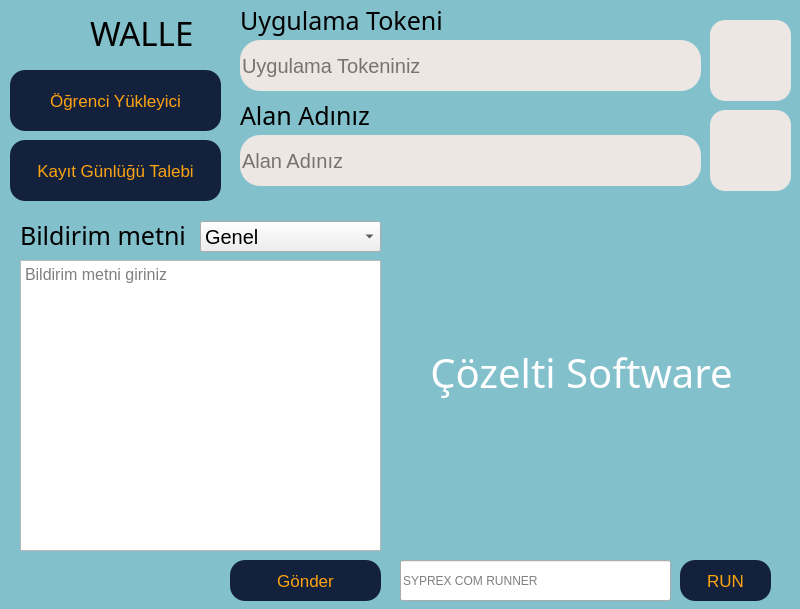
This is output/app/app.ui in Muhammedska/kys as Qt 5 draws it before an edit. The edited form follows.
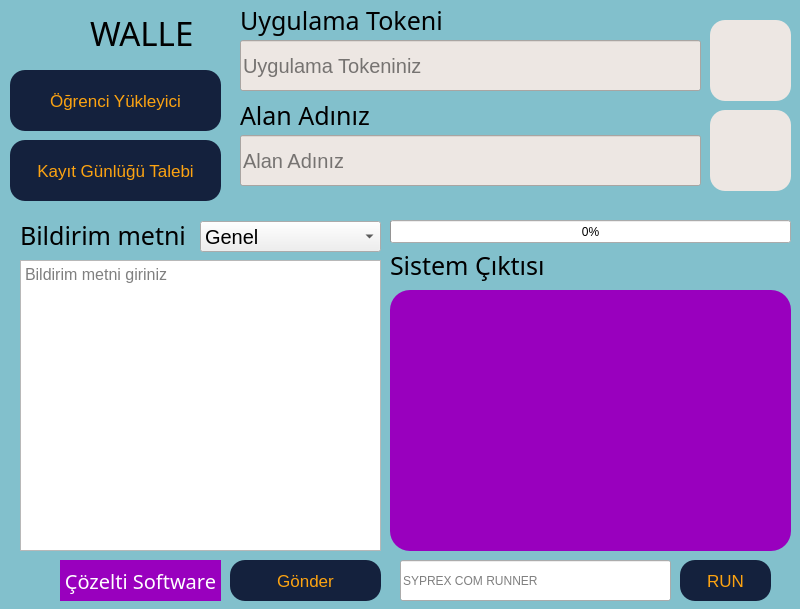
This is the edited form. Icons and pictures are not drawn.

Patch:
```diff
--- a/output/app/app.ui
+++ b/output/app/app.ui
@@ -131,10 +131,7 @@
      </font>
     </property>
     <property name="styleSheet">
-     <string notr="true">QLineEdit{border-radius: 20px;background-color:#EDE7E3;}
-
-
-</string>
+     <string notr="true">QLineEdit{background-color:#EDE7E3;}</string>
     </property>
     <property name="maxLength">
      <number>13</number>
@@ -183,7 +180,7 @@
      </font>
     </property>
     <property name="styleSheet">
-     <string notr="true">QLineEdit{border-radius: 20px;background-color:#EDE7E3;}</string>
+     <string notr="true">QLineEdit{background-color:#EDE7E3;}</string>
     </property>
     <property name="text">
      <string/>
@@ -390,10 +387,10 @@
    <widget class="QLabel" name="label_6">
     <property name="geometry">
      <rect>
-      <x>396</x>
-      <y>206</y>
-      <width>371</width>
-      <height>341</height>
+      <x>20</x>
+      <y>560</y>
+      <width>41</width>
+      <height>41</height>
      </rect>
     </property>
     <property name="styleSheet">
@@ -412,20 +409,20 @@
    <widget class="QLabel" name="label_7">
     <property name="geometry">
      <rect>
-      <x>426</x>
-      <y>312</y>
-      <width>311</width>
-      <height>121</height>
+      <x>60</x>
+      <y>560</y>
+      <width>161</width>
+      <height>41</height>
      </rect>
     </property>
     <property name="font">
      <font>
       <family>Impact</family>
-      <pointsize>30</pointsize>
+      <pointsize>15</pointsize>
      </font>
     </property>
     <property name="styleSheet">
-     <string notr="true">QLabel{color:#fff}</string>
+     <string notr="true">QLabel{background-color:#9900be;color:white}</string>
     </property>
     <property name="text">
      <string>Çözelti Software</string>
@@ -562,6 +559,54 @@
      </property>
     </item>
    </widget>
+   <widget class="QProgressBar" name="progressBar">
+    <property name="geometry">
+     <rect>
+      <x>390</x>
+      <y>220</y>
+      <width>401</width>
+      <height>23</height>
+     </rect>
+    </property>
+    <property name="value">
+     <number>0</number>
+    </property>
+   </widget>
+   <widget class="QPlainTextEdit" name="sysoutput">
+    <property name="geometry">
+     <rect>
+      <x>390</x>
+      <y>290</y>
+      <width>401</width>
+      <height>261</height>
+     </rect>
+    </property>
+    <property name="styleSheet">
+     <string notr="true">QPlainTextEdit{border-radius:20px;background-color:#9900be;color:white}</string>
+    </property>
+    <property name="readOnly">
+     <bool>true</bool>
+    </property>
+   </widget>
+   <widget class="QLabel" name="label_8">
+    <property name="geometry">
+     <rect>
+      <x>390</x>
+      <y>250</y>
+      <width>201</width>
+      <height>31</height>
+     </rect>
+    </property>
+    <property name="font">
+     <font>
+      <family>Impact</family>
+      <pointsize>19</pointsize>
+     </font>
+    </property>
+    <property name="text">
+     <string>Sistem Çıktısı</string>
+    </property>
+   </widget>
   </widget>
  </widget>
  <resources/>
```
